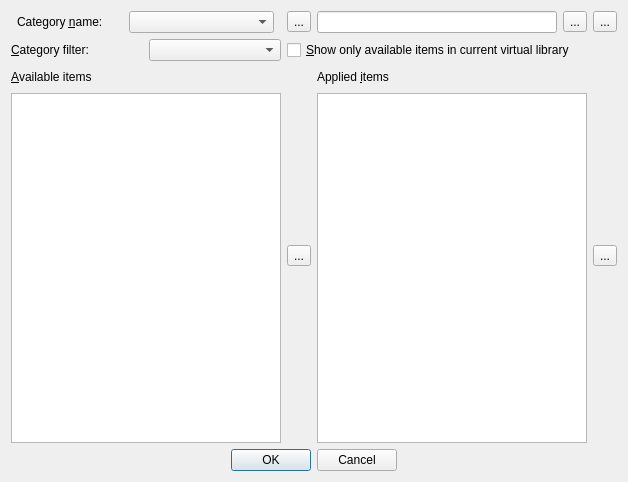
Old version of the form src/calibre/gui2/dialogs/tag_categories.ui in the repository debian-calibre/calibre.
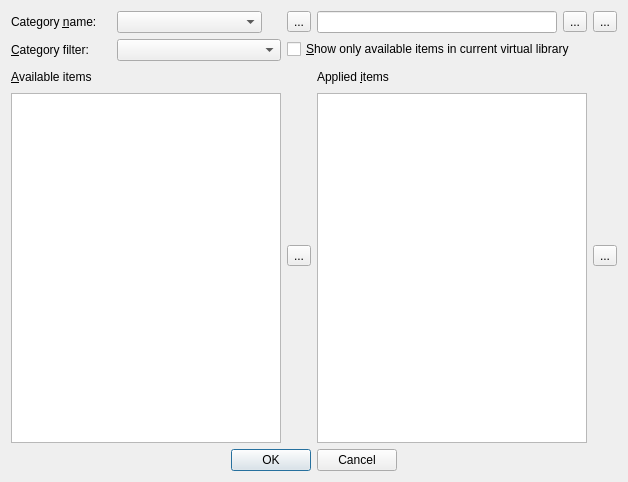
New version of the form. Icons and pictures are not drawn.

```diff
--- a/src/calibre/gui2/dialogs/tag_categories.ui
+++ b/src/calibre/gui2/dialogs/tag_categories.ui
@@ -17,10 +17,10 @@
    <iconset resource="../../../../resources/images.qrc">
     <normaloff>:/images/chapters.png</normaloff>:/images/chapters.png</iconset>
   </property>
-  <layout class="QGridLayout">
+  <layout class="QGridLayout" name="gridLayout_2">
    <item row="0" column="0">
-    <layout class="QHBoxLayout">
-     <item>
+    <layout class="QFormLayout" name="formLayout">
+     <item row="0" column="0">
       <widget class="QLabel" name="label_3">
        <property name="sizePolicy">
         <sizepolicy hsizetype="Fixed" vsizetype="Preferred">
@@ -45,7 +45,7 @@
        </property>
       </widget>
      </item>
-     <item>
+     <item row="0" column="1">
       <widget class="QComboBox" name="category_box">
        <property name="sizePolicy">
         <sizepolicy hsizetype="Fixed" vsizetype="Fixed">
@@ -67,9 +67,31 @@
        </property>
       </widget>
      </item>
+     <item row="1" column="0">
+      <widget class="QLabel" name="label_5">
+       <property name="text">
+        <string>&amp;Category filter: </string>
+       </property>
+       <property name="alignment">
+        <set>Qt::AlignLeading|Qt::AlignLeft|Qt::AlignVCenter</set>
+       </property>
+       <property name="buddy">
+        <cstring>category_filter_box</cstring>
+       </property>
+      </widget>
+     </item>
+     <item row="1" column="1">
+      <widget class="QComboBox" name="category_filter_box">
+       <property name="toolTip">
+        <string>Select the content kind of the new category</string>
+       </property>
+      </widget>
+     </item>
     </layout>
    </item>
-   <item row="0" column="1">
+   <item row="0" column="1" colspan="3">
+    <layout class="QGridLayout" name="gridLayout">
+     <item row="0" column="0">
     <widget class="QToolButton" name="delete_category_button">
      <property name="toolTip">
       <string>Delete this selected tag category</string>
@@ -83,7 +105,7 @@
      </property>
     </widget>
    </item>
-   <item row="0" column="2">
+     <item row="0" column="1">
     <layout class="QHBoxLayout">
      <item>
       <widget class="QLineEdit" name="input_box">
@@ -114,7 +136,7 @@
      </item>
     </layout>
    </item>
-   <item row="0" column="3">
+     <item row="0" column="2">
     <widget class="QToolButton" name="rename_category_button">
      <property name="toolTip">
       <string>Rename the current category to what is in the box</string>
@@ -128,31 +150,7 @@
      </property>
     </widget>
    </item>
-   <item row="1" column="0">
-    <layout class="QHBoxLayout">
-     <item>
-      <widget class="QLabel" name="label_5">
-       <property name="text">
-        <string>&amp;Category filter: </string>
-       </property>
-       <property name="alignment">
-        <set>Qt::AlignLeading|Qt::AlignLeft|Qt::AlignVCenter</set>
-       </property>
-       <property name="buddy">
-        <cstring>category_filter_box</cstring>
-       </property>
-      </widget>
-     </item>
-     <item>
-      <widget class="QComboBox" name="category_filter_box">
-       <property name="toolTip">
-        <string>Select the content kind of the new category</string>
-       </property>
-      </widget>
-     </item>
-    </layout>
-   </item>
-   <item row="1" column="1" colspan="2">
+     <item row="1" column="0" colspan="3">
     <widget class="QCheckBox" name="apply_vl_checkbox">
      <property name="toolTip">
       <string>&lt;p&gt;Show items in the Available items box only if they appear in the
@@ -164,7 +162,9 @@
      </property>
     </widget>
    </item>
-   <item row="2" column="0">
+    </layout>
+   </item>
+   <item row="1" column="0">
     <layout class="QVBoxLayout">
      <item>
       <layout class="QHBoxLayout">
@@ -212,7 +212,7 @@
      </item>
     </layout>
    </item>
-   <item row="2" column="1">
+   <item row="1" column="1">
     <layout class="QVBoxLayout">
      <item>
       <spacer>
@@ -256,7 +256,7 @@
      </item>
     </layout>
    </item>
-   <item row="2" column="2">
+   <item row="1" column="2">
     <layout class="QVBoxLayout">
      <item>
       <layout class="QHBoxLayout">
@@ -297,7 +297,7 @@
      </item>
     </layout>
    </item>
-   <item row="2" column="3">
+   <item row="1" column="3">
     <layout class="QVBoxLayout">
      <item>
       <spacer>
@@ -341,7 +341,7 @@
      </item>
     </layout>
    </item>
-   <item row="4" column="0" colspan="4">
+   <item row="2" column="0" colspan="4">
     <widget class="QDialogButtonBox" name="buttonBox">
      <property name="orientation">
       <enum>Qt::Horizontal</enum>
```
Lines whose indentation alone changed are shown as unchanged.
